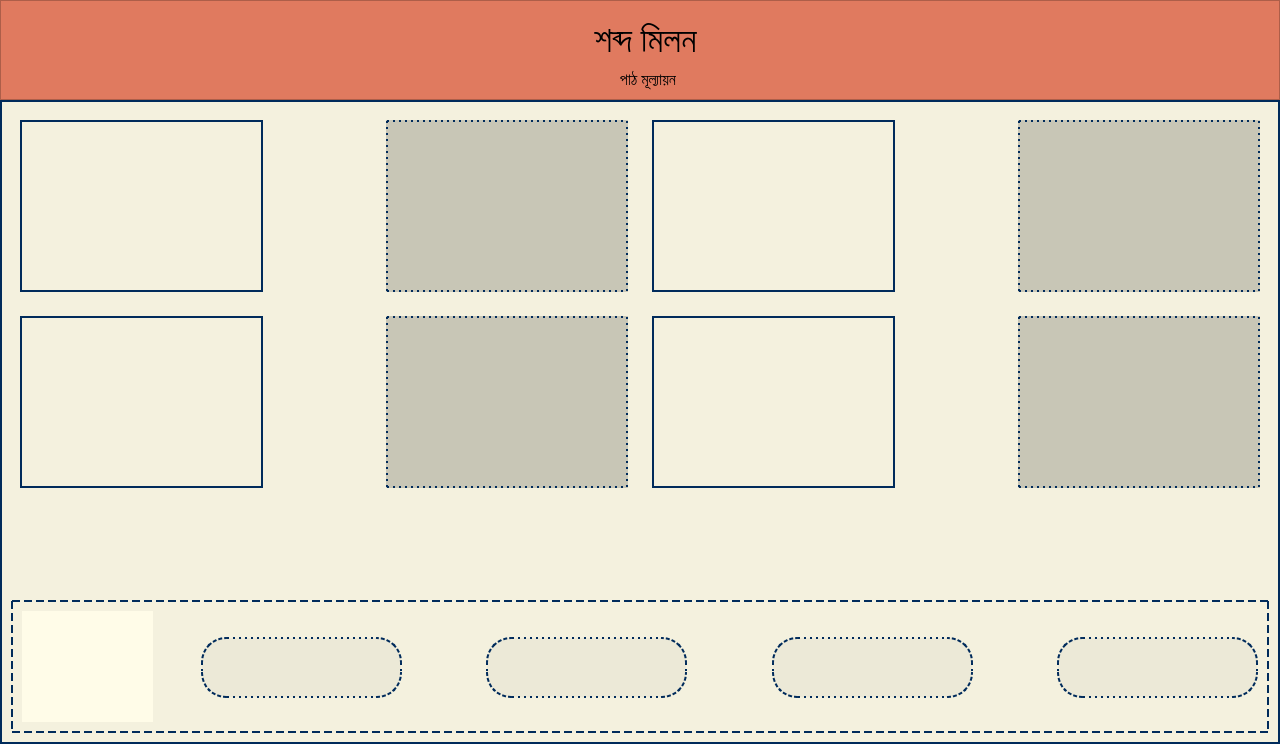
First picture: the form in EmPower/Student/Frontend/PyQT_UI/home.ui, repository ahmedfahad04/SPL-2, before the edit.
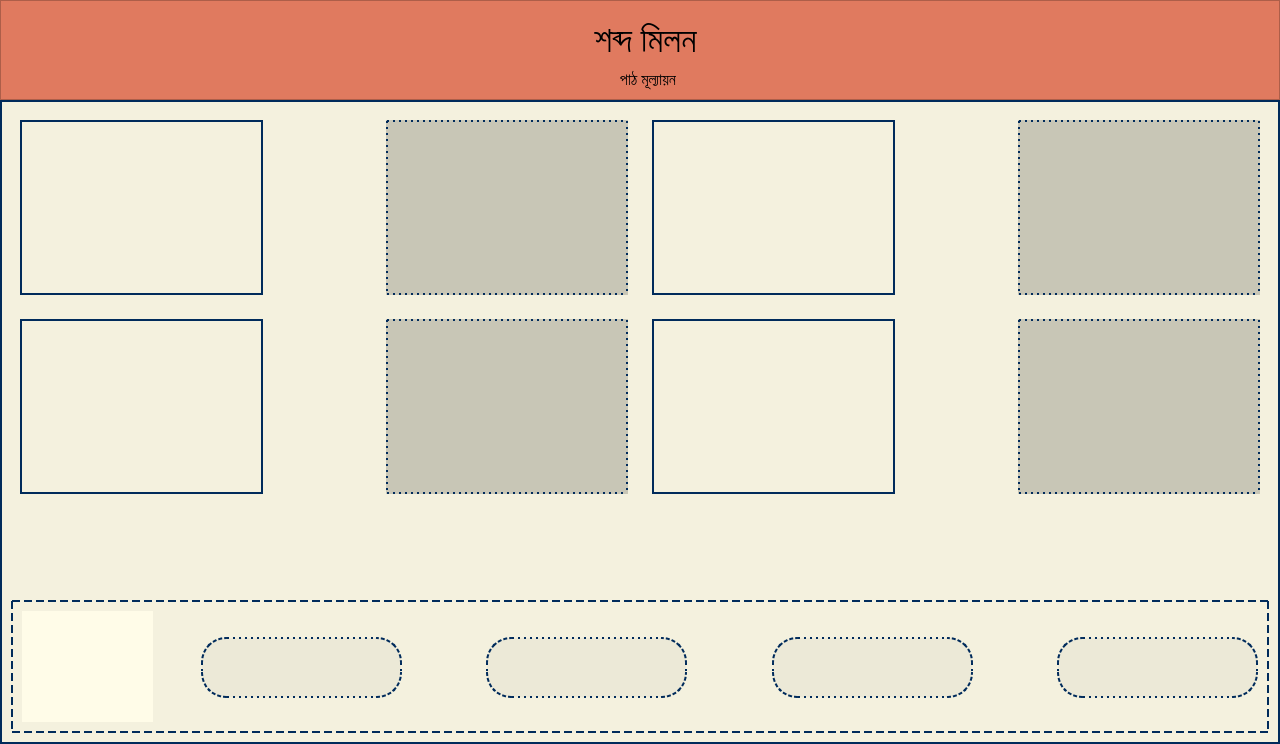
Second picture: the form after the edit. Icons and pictures are not drawn.

```diff
--- a/EmPower/Student/Frontend/PyQT_UI/home.ui
+++ b/EmPower/Student/Frontend/PyQT_UI/home.ui
@@ -39,7 +39,7 @@
     <property name="bottomMargin">
      <number>0</number>
     </property>
-    <item row="0" column="0">
+    <item>
      <widget class="QStackedWidget" name="stackedWidget">
       <property name="minimumSize">
        <size>
@@ -1522,7 +1522,7 @@
              <property name="minimumSize">
               <size>
                <width>624</width>
-               <height>190</height>
+               <height>193</height>
               </size>
              </property>
              <property name="styleSheet">
@@ -1539,7 +1539,7 @@
                <widget class="QLabel" name="mat_img_lbl_3">
                 <property name="minimumSize">
                  <size>
-                  <width>231</width>
+                  <width>239</width>
                   <height>171</height>
                  </size>
                 </property>
@@ -1585,10 +1585,10 @@
                </widget>
               </item>
               <item>
-               <widget class="QLabel" name="mat_txt_lbl_3">
+               <widget class="QFrame" name="mat_txt_lbl_3_frame">
                 <property name="minimumSize">
                  <size>
-                  <width>231</width>
+                  <width>238</width>
                   <height>171</height>
                  </size>
                 </property>
@@ -1596,8 +1596,11 @@
                  <string notr="true">border: 2px dotted rgb(0, 43, 91);
 background-color: rgb(200, 198, 182);</string>
                 </property>
-                <property name="text">
-                 <string/>
+                <property name="frameShape">
+                 <enum>QFrame::StyledPanel</enum>
+                </property>
+                <property name="frameShadow">
+                 <enum>QFrame::Raised</enum>
                 </property>
                </widget>
               </item>
@@ -1930,7 +1933,7 @@
              <property name="minimumSize">
               <size>
                <width>624</width>
-               <height>190</height>
+               <height>193</height>
               </size>
              </property>
              <property name="styleSheet">
@@ -1947,7 +1950,7 @@
                <widget class="QLabel" name="mat_img_lbl_4">
                 <property name="minimumSize">
                  <size>
-                  <width>231</width>
+                  <width>239</width>
                   <height>171</height>
                  </size>
                 </property>
@@ -1993,10 +1996,10 @@
                </widget>
               </item>
               <item>
-               <widget class="QLabel" name="mat_txt_lbl_4">
+               <widget class="QFrame" name="mat_txt_lbl_4_frame">
                 <property name="minimumSize">
                  <size>
-                  <width>231</width>
+                  <width>238</width>
                   <height>171</height>
                  </size>
                 </property>
@@ -2004,8 +2007,11 @@
                  <string notr="true">border: 2px dotted rgb(0, 43, 91);
 background-color: rgb(200, 198, 182);</string>
                 </property>
-                <property name="text">
-                 <string/>
+                <property name="frameShape">
+                 <enum>QFrame::StyledPanel</enum>
+                </property>
+                <property name="frameShadow">
+                 <enum>QFrame::Raised</enum>
                 </property>
                </widget>
               </item>
@@ -2017,7 +2023,7 @@
              <property name="minimumSize">
               <size>
                <width>624</width>
-               <height>190</height>
+               <height>193</height>
               </size>
              </property>
              <property name="styleSheet">
@@ -2034,7 +2040,7 @@
                <widget class="QLabel" name="mat_img_lbl_1">
                 <property name="minimumSize">
                  <size>
-                  <width>231</width>
+                  <width>239</width>
                   <height>171</height>
                  </size>
                 </property>
@@ -2107,7 +2113,7 @@
              <property name="minimumSize">
               <size>
                <width>624</width>
-               <height>190</height>
+               <height>193</height>
               </size>
              </property>
              <property name="styleSheet">
@@ -2124,7 +2130,7 @@
                <widget class="QLabel" name="mat_img_lbl_2">
                 <property name="minimumSize">
                  <size>
-                  <width>231</width>
+                  <width>239</width>
                   <height>171</height>
                  </size>
                 </property>
@@ -2170,10 +2176,10 @@
                </widget>
               </item>
               <item>
-               <widget class="QLabel" name="mat_txt_lbl_2">
+               <widget class="QFrame" name="mat_txt_lbl_2_frame">
                 <property name="minimumSize">
                  <size>
-                  <width>231</width>
+                  <width>238</width>
                   <height>171</height>
                  </size>
                 </property>
@@ -2181,11 +2187,11 @@
                  <string notr="true">border: 2px dotted rgb(0, 43, 91);
 background-color: rgb(200, 198, 182);</string>
                 </property>
-                <property name="text">
-                 <string/>
+                <property name="frameShape">
+                 <enum>QFrame::StyledPanel</enum>
                 </property>
-                <property name="alignment">
-                 <set>Qt::AlignCenter</set>
+                <property name="frameShadow">
+                 <enum>QFrame::Raised</enum>
                 </property>
                </widget>
               </item>
```
Left out of the diff: 344 changed lines with no effect on the pictures.
